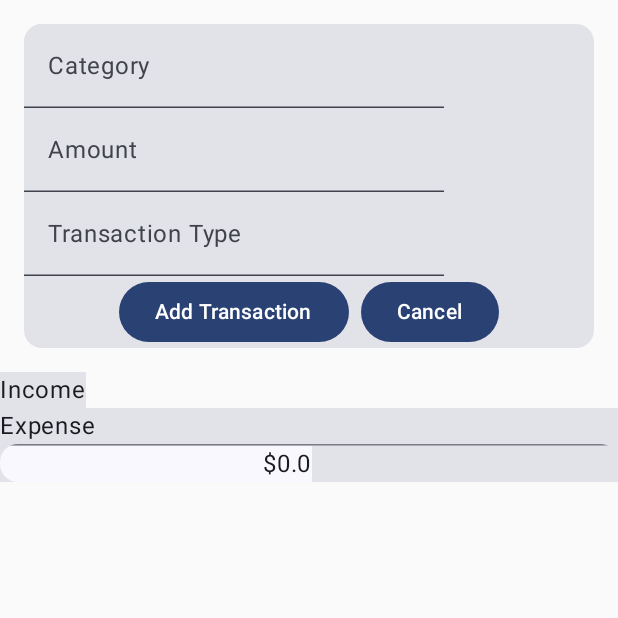
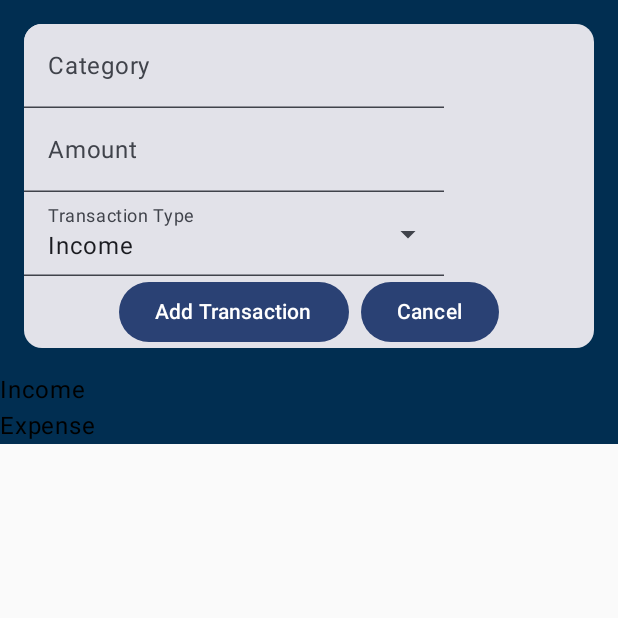
Before and after one commit to ShaneTaylor1993/BudgetProApp, an Android app built with Jetpack Compose: the screen it shows after launch (MainActivity), on a phone screen of 412 x 824 dp, the top half of it. Run offline under Robolectric (Android 15) with nearby library versions, the phone set to English and light mode, and no system bars; our stand-ins replace Dagger/Hilt's generated code, Room's generated code.

Commit message:
pushing changes.

```diff
--- a/app/src/main/AndroidManifest.xml
+++ b/app/src/main/AndroidManifest.xml
@@ -1,6 +1,8 @@
 <?xml version="1.0" encoding="utf-8"?>
 <manifest xmlns:android="http://schemas.android.com/apk/res/android"
     xmlns:tools="http://schemas.android.com/tools">
+    <uses-permission android:name="android.permission.INTERNET" />
+
 
     <application
         android:name=".Application"
@@ -12,6 +14,7 @@
         android:roundIcon="@mipmap/ic_launcher_round"
         android:supportsRtl="true"
         android:theme="@style/Theme.BudgetPro"
+        android:usesCleartextTraffic="true"
         tools:targetApi="31">
         <activity
             android:name=".MainActivity"
--- a/lib/src/main/java/repository/TransactionRepository.kt
+++ b/lib/src/main/java/repository/TransactionRepository.kt
@@ -2,6 +2,7 @@ package repository
 
 import data.Transaction
 import kotlinx.coroutines.flow.Flow
+import kotlinx.coroutines.flow.SharedFlow
 import service.TransactionDao
 import javax.inject.Inject
 
--- a/lib/src/main/java/service/TransactionDao.kt
+++ b/lib/src/main/java/service/TransactionDao.kt
@@ -6,6 +6,7 @@ import androidx.room.Insert
 import androidx.room.Query
 import data.Transaction
 import kotlinx.coroutines.flow.Flow
+import kotlinx.coroutines.flow.SharedFlow
 
 @Dao
 interface TransactionDao {
--- a/lib/src/main/java/usecase/GetTransactions.kt
+++ b/lib/src/main/java/usecase/GetTransactions.kt
@@ -3,6 +3,7 @@ package usecase
 import data.Transaction
 import kotlinx.coroutines.CoroutineScope
 import kotlinx.coroutines.flow.Flow
+import kotlinx.coroutines.flow.SharedFlow
 import kotlinx.coroutines.flow.collect
 import kotlinx.coroutines.flow.map
 import kotlinx.coroutines.launch
--- a/ui/build.gradle.kts
+++ b/ui/build.gradle.kts
@@ -66,4 +66,7 @@ dependencies {
     implementation("io.coil-kt:coil-compose:2.6.0")
     testImplementation("io.coil-kt:coil-test:2.6.0")
     debugImplementation("androidx.compose.ui:ui-tooling:1.6.8")
+    implementation("androidx.media3:media3-exoplayer:1.4.1")
+    implementation("androidx.media3:media3-exoplayer-dash:1.4.1")
+    implementation("androidx.media3:media3-ui:1.4.1")
 }
--- a/ui/src/main/java/components/TransactionForm.kt
+++ b/ui/src/main/java/components/TransactionForm.kt
@@ -1,6 +1,7 @@
 package components
 
 import androidx.compose.foundation.layout.Arrangement
+import androidx.compose.foundation.layout.Box
 import androidx.compose.foundation.layout.Column
 import androidx.compose.foundation.layout.Row
 import androidx.compose.foundation.layout.Spacer
@@ -8,8 +9,14 @@ import androidx.compose.foundation.layout.fillMaxWidth
 import androidx.compose.foundation.layout.padding
 import androidx.compose.foundation.layout.width
 import androidx.compose.foundation.text.KeyboardOptions
+import androidx.compose.material.icons.Icons
+import androidx.compose.material.icons.filled.ArrowDropDown
 import androidx.compose.material3.Button
 import androidx.compose.material3.Card
+import androidx.compose.material3.DropdownMenu
+import androidx.compose.material3.DropdownMenuItem
+import androidx.compose.material3.Icon
+import androidx.compose.material3.IconButton
 import androidx.compose.material3.Text
 import androidx.compose.material3.TextField
 import androidx.compose.runtime.Composable
@@ -17,6 +24,7 @@ import androidx.compose.runtime.getValue
 import androidx.compose.runtime.mutableStateOf
 import androidx.compose.runtime.remember
 import androidx.compose.runtime.setValue
+import androidx.compose.ui.Alignment
 import androidx.compose.ui.Modifier
 import androidx.compose.ui.text.input.KeyboardType
 import androidx.compose.ui.tooling.preview.Preview
@@ -31,6 +39,12 @@ fun TransactionForm(
     var categoryState by remember { mutableStateOf("") }
     var amountState by remember { mutableStateOf("") }
     var transactionTypeState by remember { mutableStateOf("") }
+    var selectedValue by remember {
+        mutableStateOf("")
+    }
+    var showDropdownMenu by remember {
+        mutableStateOf(false)
+    }
 
     Column(
         modifier = Modifier
@@ -50,11 +64,9 @@ fun TransactionForm(
                 label = { Text("Amount") },
                 keyboardOptions = KeyboardOptions(keyboardType = KeyboardType.Number)
             )
-            TextField(
-                value = transactionTypeState,
-                onValueChange = { transactionTypeState = it },
-                label = { Text("Transaction Type") }
-            )
+            TransactionType {
+                selectedValue
+            }
             Row(
                 modifier = Modifier.fillMaxWidth(),
                 horizontalArrangement = Arrangement.Center
@@ -64,7 +76,7 @@ fun TransactionForm(
                         val transaction = UserTransaction(
                             category = categoryState,
                             amount = amountState.toFloatOrNull() ?: 0f,
-                            transactionType = transactionTypeState.uppercase()
+                            transactionType = selectedValue
                         )
                         onTransactionAdded(transaction)
                     }
@@ -80,7 +92,43 @@ fun TransactionForm(
             }
         }
     }
+}
 
+@Composable
+fun TransactionType(onValueChange: (String) -> Unit) {
+    val items = listOf("Income", "Expense")
+    var expanded by remember {
+        mutableStateOf(false)
+    }
+    var selectedItem by remember {
+        mutableStateOf(items[0])
+    }
+    Box( contentAlignment = Alignment.Center) {
+        TextField(
+            value = selectedItem,
+            onValueChange = { selectedItem = it },
+            label = { Text("Transaction Type") },
+            trailingIcon = {
+                IconButton( onClick = {expanded = true}) {
+                    Icon(imageVector = Icons.Filled.ArrowDropDown, contentDescription = "")
+                }
+            }
+        )
+    }
+    DropdownMenu(
+        expanded = expanded,
+        onDismissRequest = { expanded = false }
+    ) {
+        items.forEach { item ->
+            DropdownMenuItem(
+                text = { Text(text = item) },
+                onClick = {
+                    selectedItem = item
+                    onValueChange(selectedItem)
+                    expanded = false
+                })
+        }
+    }
 }
 
 @Preview
--- a/ui/src/main/java/components/TransactionList.kt
+++ b/ui/src/main/java/components/TransactionList.kt
@@ -2,6 +2,7 @@ package components
 
 import androidx.compose.foundation.layout.Arrangement
 import androidx.compose.foundation.layout.Row
+import androidx.compose.foundation.layout.fillMaxWidth
 import androidx.compose.foundation.layout.padding
 import androidx.compose.foundation.lazy.LazyColumn
 import androidx.compose.foundation.lazy.items
@@ -19,9 +20,6 @@ import theme.BudgetProTheme
 
 @Composable
 fun TransactionList(title: String, userTransactions: List<UserTransaction>) {
-    Card(
-        shape = RectangleShape
-    ) {
         Text(text = title)
         LazyColumn {
             items(userTransactions) { transaction ->
@@ -32,18 +30,19 @@ fun TransactionList(title: String, userTransactions: List<UserTransaction>) {
             }
 
         }
-    }
 }
 
 @Composable
 fun TransactionItem(userTransaction: UserTransaction) {
     Surface {
         Row(
-            horizontalArrangement = Arrangement.Center
+            modifier = Modifier.fillMaxWidth()
+                .padding(start = 10.dp, end = 10.dp),
+            horizontalArrangement = Arrangement.SpaceBetween
         ) {
             Text(text = userTransaction.category ?: "")
             Text(
-                modifier = Modifier.padding(start = 175.dp),
+                // = Modifier.padding(start = 175.dp),
                 text = "$${userTransaction.amount}")
         }
     }
--- a/ui/src/main/java/screens/HomeScreen.kt
+++ b/ui/src/main/java/screens/HomeScreen.kt
@@ -1,10 +1,19 @@
 package screens
 
+import android.media.browse.MediaBrowser.MediaItem
 import androidx.compose.foundation.layout.Column
+import androidx.compose.material3.Surface
 import androidx.compose.runtime.Composable
+import androidx.compose.runtime.DisposableEffect
 import androidx.compose.runtime.collectAsState
+import androidx.compose.runtime.remember
+import androidx.compose.ui.graphics.Color
+import androidx.compose.ui.platform.LocalContext
 import androidx.compose.ui.tooling.preview.Preview
+import androidx.compose.ui.viewinterop.AndroidView
 import androidx.lifecycle.viewmodel.compose.viewModel
+import androidx.media3.exoplayer.ExoPlayer
+import androidx.media3.ui.PlayerView
 import components.TransactionForm
 import components.TransactionList
 import data.UserTransaction
@@ -24,12 +33,46 @@ fun Home(
     expense: List<UserTransaction>,
     onTransactionAdded: (UserTransaction) -> Unit
 ) {
-    Column {
-        TransactionForm(onTransactionAdded)
-        TransactionList(title = "Income", userTransactions = income)
-        TransactionList(title = "Expense", userTransactions = expense)
+    Surface(
+        color = Color(red = 1, green = 46, blue = 81)
+    ) {
+        Column {
+            TransactionForm(onTransactionAdded)
+            TransactionList(title = "Income", userTransactions = income)
+            TransactionList(title = "Expense", userTransactions = expense)
+            //VideoPlayer(url = "https://www.youtube.com/watch?v=DljzHxC_9i4")
+        }
     }
 }
+
+//@Composable
+//fun VideoPlayer(
+//    url: String = "https://www.youtube.com/watch?v=DljzHxC_9i4",
+//) {
+//    val context = LocalContext.current
+//
+//    val exoPlayer = remember {
+//        ExoPlayer.Builder(context).build().apply {
+//            val mediaItem = androidx.media3.common.MediaItem.fromUri("http://commondatastorage.googleapis.com/gtv-videos-bucket/sample/BigBuckBunny.mp4")
+//            setMediaItem(mediaItem)
+//            prepare()
+//            playWhenReady = true
+//            volume
+//        }
+//    }
+//
+//    DisposableEffect(
+//        AndroidView(factory = {
+//            PlayerView(context).apply {
+//                player = exoPlayer
+//            }
+//        })
+//    ) {
+//       onDispose {
+//           exoPlayer.release()
+//       }
+//    }
+//}
 
 @Composable
 @Preview
--- a/ui/src/main/java/viewmodel/BudgetViewModel.kt
+++ b/ui/src/main/java/viewmodel/BudgetViewModel.kt
@@ -6,6 +6,7 @@ import androidx.lifecycle.viewModelScope
 import dagger.hilt.android.lifecycle.HiltViewModel
 import data.UserTransaction
 import kotlinx.coroutines.flow.MutableStateFlow
+import kotlinx.coroutines.flow.asSharedFlow
 import kotlinx.coroutines.flow.collect
 import kotlinx.coroutines.flow.collectLatest
 import kotlinx.coroutines.flow.count
@@ -33,16 +34,7 @@ class BudgetViewModel @Inject constructor(
 
     init {
         viewModelScope.launch {
-            val income = getTransactions.getTransactions("INCOME").map {
-                it.map {
-                    UserTransaction(
-                        amount = it.transactionAmount,
-                        category = it.transactionCategory,
-                        transactionType = it.transactionType
-                    )
-                }
-            }
-            val expense = getTransactions.getTransactions("EXPENSE").map {
+            val income = getTransactions.getTransactions("Income").map {
                 it.map {
                     UserTransaction(
                         amount = it.transactionAmount,
@@ -52,8 +44,22 @@ class BudgetViewModel @Inject constructor(
                 }
             }
 
+
             income.collect {
                 _incomeList.emit(it)
+            }
+
+        }
+
+        viewModelScope.launch {
+            val expense = getTransactions.getTransactions("Expense").map {
+                it.map {
+                    UserTransaction(
+                        amount = it.transactionAmount,
+                        category = it.transactionCategory,
+                        transactionType = it.transactionType
+                    )
+                }
             }
             expense.collect {
                 _expenseList.emit(it)
```
